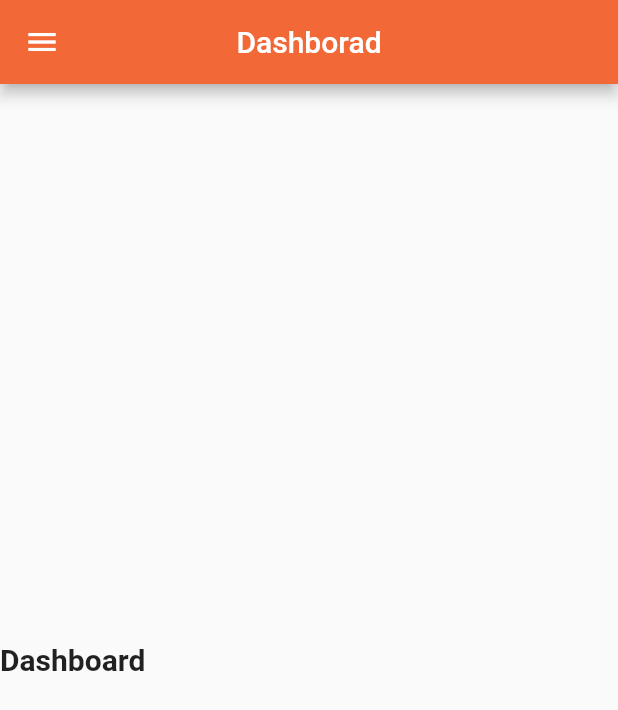
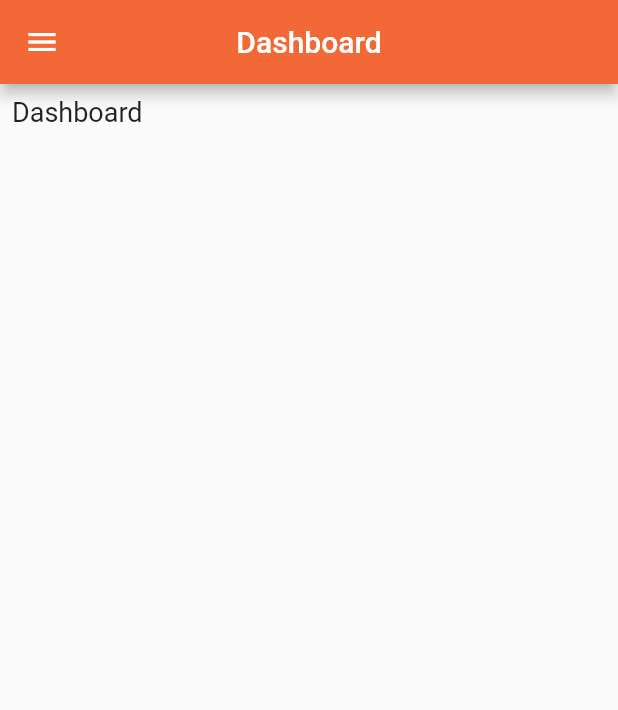
Before and after one commit to kkokwara2014/courierhub, a Flutter app: the screen it shows after launch, after a tap on "Login", on a phone screen of 412 x 824 dp. Shown: the top 710 px of the screen. Run offline on Flutter 3.47's test engine with Material 2 defaults, Android fonts, the phone set to English and light mode, and no system bars.

Commit message:
Dashboard updated

```diff
--- a/lib/dashboard.dart
+++ b/lib/dashboard.dart
@@ -10,25 +10,119 @@ class _DashboardState extends State<Dashboard> {
   Widget build(BuildContext context) {
     return MaterialApp(
       debugShowCheckedModeBanner: false,
-
       home: Scaffold(
-        drawer: Drawer(),
-
+        drawer: Drawer(
+          child: Column(
+            children: [
+              Container(
+                width: double.infinity,
+                padding: EdgeInsets.all(20),
+                color: Color(0xfff26836),
+                child: Center(
+                  child: Column(
+                    children: [
+                      Container(
+                        width: 100,
+                        height: 100,
+                        margin: EdgeInsets.only(
+                          top: 30,
+                          bottom: 3,
+                        ),
+                        decoration: BoxDecoration(
+                          shape: BoxShape.circle,
+                          image: DecorationImage(
+                            image:
+                                AssetImage('assets/shared/images/logo-bg.png'),
+                            fit: BoxFit.fill,
+                          ),
+                        ),
+                      ),
+                      Divider(
+                        indent: 60,
+                        endIndent: 60,
+                        color: Colors.white,
+                        thickness: 2,
+                      ),
+                      Text(
+                        'K. K. Okwara',
+                        style: TextStyle(
+                          fontSize: 20,
+                          fontWeight: FontWeight.bold,
+                          color: Colors.white,
+                        ),
+                      ),
+                      Text(
+                        'kkokwara2014@gmail.com',
+                        style: TextStyle(fontSize: 16, color: Colors.white),
+                      ),
+                    ],
+                  ),
+                ),
+              ),
+              ListTile(
+                leading: Icon(Icons.speed_outlined),
+                title: Text(
+                  'Dashboard',
+                  style: TextStyle(
+                    fontSize: 15,
+                  ),
+                ),
+                onTap: (){
+                  Navigator.of(context).pop();
+                  Navigator.push(context, MaterialPageRoute(builder: (BuildContext context){
+                    return Dashboard();
+                  }));
+                },
+              ),
+              ListTile(
+                leading: Icon(Icons.person),
+                title: Text(
+                  'Person',
+                  style: TextStyle(
+                    fontSize: 15,
+                  ),
+                ),
+                onTap: null,
+              ),
+              ListTile(
+                leading: Icon(Icons.settings),
+                title: Text(
+                  'Settings',
+                  style: TextStyle(
+                    fontSize: 15,
+                  ),
+                ),
+                onTap: null,
+              ),
+              ListTile(
+                leading: Icon(Icons.arrow_back),
+                title: Text(
+                  'Logout',
+                  style: TextStyle(
+                    fontSize: 15,
+                  ),
+                ),
+                onTap: null,
+              ),
+            ],
+          ),
+        ),
         appBar: AppBar(
-          title: Text('Dashborad'),
+          title: Text('Dashboard'),
           centerTitle: true,
           backgroundColor: Color(0xfff26836),
         ),
-        body: Column(
-          mainAxisAlignment: MainAxisAlignment.center,
-          children: [
-            Text('Dashboard',
-                style: TextStyle(
-                  fontWeight: FontWeight.bold,
-                  fontSize: 20,
-                )
-            ),
-          ],
+        body: Container(
+          padding: EdgeInsets.all(8.0),
+          child: Column(
+            children: [
+              Text('Dashboard',
+                  style: TextStyle(
+                    fontWeight: FontWeight.normal,
+                    fontSize: 18,
+                  )),
+            ],
+          ),
         ),
       ),
     );
--- a/pubspec.yaml
+++ b/pubspec.yaml
@@ -48,9 +48,9 @@ flutter:
   uses-material-design: true
 
   # To add assets to your application, add an assets section, like this:
-  # assets:
-  #   - images/a_dot_burr.jpeg
-  #   - images/a_dot_ham.jpeg
+  assets:
+    - assets/shared/images/
+    # - images/a_dot_ham.jpeg
 
   # An image asset can refer to one or more resolution-specific "variants", see
   # https://flutter.dev/assets-and-images/#resolution-aware.
```
Also changed, not shown: assets/shared/images/logo-bg.png (added), assets/shared/images/logo-orange-white.png (added), assets/shared/images/logo-white.png (added), 1 other file.
